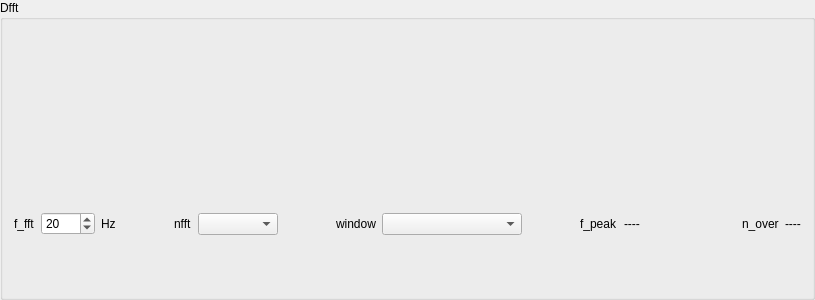
Qt form Dfft.ui (marvin2k/guibabel) before a commit.
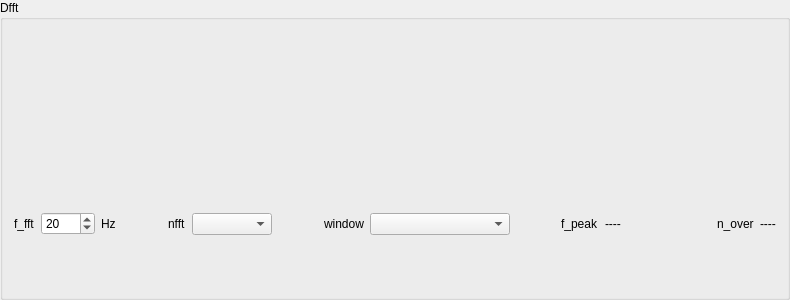
The same form after that commit. Custom widgets are drawn as their Qt base class.

Patch:
```diff
--- a/Dfft.ui
+++ b/Dfft.ui
@@ -6,13 +6,13 @@
    <rect>
     <x>0</x>
     <y>0</y>
-    <width>815</width>
+    <width>790</width>
     <height>300</height>
    </rect>
   </property>
   <property name="minimumSize">
    <size>
-    <width>815</width>
+    <width>790</width>
     <height>300</height>
    </size>
   </property>
```
